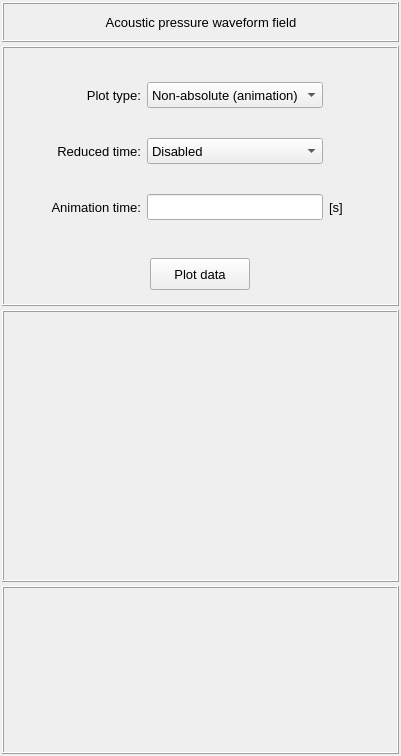
Old version of the form vibra/interface/data/ui_files/plots/acoustic/acoustic_pressure_waveform_3d_plot_inputs.ui in the repository MOPT-UFSC/VIBRA.
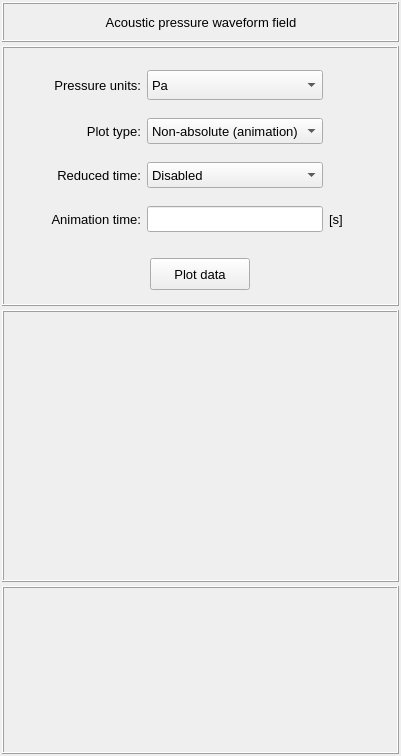
New version of the form.

Commit message: Add controls for pressure units and rename some PlotSetup classes

The edit to the form file:
```diff
--- a/vibra/interface/data/ui_files/plots/acoustic/acoustic_pressure_waveform_3d_plot_inputs.ui
+++ b/vibra/interface/data/ui_files/plots/acoustic/acoustic_pressure_waveform_3d_plot_inputs.ui
@@ -174,7 +174,98 @@
              <property name="bottomMargin">
               <number>0</number>
              </property>
-             <item row="0" column="3">
+             <item row="3" column="4">
+              <widget class="QLabel" name="label_animation_time_unit">
+               <property name="minimumSize">
+                <size>
+                 <width>40</width>
+                 <height>0</height>
+                </size>
+               </property>
+               <property name="maximumSize">
+                <size>
+                 <width>40</width>
+                 <height>16777215</height>
+                </size>
+               </property>
+               <property name="font">
+                <font>
+                 <pointsize>10</pointsize>
+                </font>
+               </property>
+               <property name="text">
+                <string>[s]</string>
+               </property>
+              </widget>
+             </item>
+             <item row="3" column="0">
+              <spacer name="horizontalSpacer_14">
+               <property name="orientation">
+                <enum>Qt::Orientation::Horizontal</enum>
+               </property>
+               <property name="sizeHint" stdset="0">
+                <size>
+                 <width>40</width>
+                 <height>20</height>
+                </size>
+               </property>
+              </spacer>
+             </item>
+             <item row="3" column="1">
+              <widget class="QLabel" name="label_animation_time">
+               <property name="minimumSize">
+                <size>
+                 <width>110</width>
+                 <height>26</height>
+                </size>
+               </property>
+               <property name="maximumSize">
+                <size>
+                 <width>110</width>
+                 <height>26</height>
+                </size>
+               </property>
+               <property name="font">
+                <font>
+                 <pointsize>10</pointsize>
+                </font>
+               </property>
+               <property name="text">
+                <string>Animation time:</string>
+               </property>
+               <property name="alignment">
+                <set>Qt::AlignmentFlag::AlignRight|Qt::AlignmentFlag::AlignTrailing|Qt::AlignmentFlag::AlignVCenter</set>
+               </property>
+              </widget>
+             </item>
+             <item row="2" column="1">
+              <widget class="QLabel" name="label_reduced_time">
+               <property name="minimumSize">
+                <size>
+                 <width>110</width>
+                 <height>26</height>
+                </size>
+               </property>
+               <property name="maximumSize">
+                <size>
+                 <width>110</width>
+                 <height>26</height>
+                </size>
+               </property>
+               <property name="font">
+                <font>
+                 <pointsize>10</pointsize>
+                </font>
+               </property>
+               <property name="text">
+                <string>Reduced time:</string>
+               </property>
+               <property name="alignment">
+                <set>Qt::AlignmentFlag::AlignRight|Qt::AlignmentFlag::AlignTrailing|Qt::AlignmentFlag::AlignVCenter</set>
+               </property>
+              </widget>
+             </item>
+             <item row="1" column="3">
               <widget class="QComboBox" name="comboBox_plot_type">
                <property name="minimumSize">
                 <size>
@@ -205,7 +296,7 @@
                </item>
               </widget>
              </item>
-             <item row="1" column="3">
+             <item row="2" column="3">
               <widget class="QComboBox" name="comboBox_reduced_time">
                <property name="minimumSize">
                 <size>
@@ -241,74 +332,7 @@
                </item>
               </widget>
              </item>
-             <item row="2" column="5">
-              <spacer name="horizontalSpacer">
-               <property name="orientation">
-                <enum>Qt::Orientation::Horizontal</enum>
-               </property>
-               <property name="sizeHint" stdset="0">
-                <size>
-                 <width>40</width>
-                 <height>20</height>
-                </size>
-               </property>
-              </spacer>
-             </item>
-             <item row="1" column="1">
-              <widget class="QLabel" name="label_reduced_time">
-               <property name="minimumSize">
-                <size>
-                 <width>110</width>
-                 <height>26</height>
-                </size>
-               </property>
-               <property name="maximumSize">
-                <size>
-                 <width>110</width>
-                 <height>26</height>
-                </size>
-               </property>
-               <property name="font">
-                <font>
-                 <pointsize>10</pointsize>
-                </font>
-               </property>
-               <property name="text">
-                <string>Reduced time:</string>
-               </property>
-               <property name="alignment">
-                <set>Qt::AlignmentFlag::AlignRight|Qt::AlignmentFlag::AlignTrailing|Qt::AlignmentFlag::AlignVCenter</set>
-               </property>
-              </widget>
-             </item>
-             <item row="2" column="1">
-              <widget class="QLabel" name="label_animation_time">
-               <property name="minimumSize">
-                <size>
-                 <width>110</width>
-                 <height>26</height>
-                </size>
-               </property>
-               <property name="maximumSize">
-                <size>
-                 <width>110</width>
-                 <height>26</height>
-                </size>
-               </property>
-               <property name="font">
-                <font>
-                 <pointsize>10</pointsize>
-                </font>
-               </property>
-               <property name="text">
-                <string>Animation time:</string>
-               </property>
-               <property name="alignment">
-                <set>Qt::AlignmentFlag::AlignRight|Qt::AlignmentFlag::AlignTrailing|Qt::AlignmentFlag::AlignVCenter</set>
-               </property>
-              </widget>
-             </item>
-             <item row="2" column="3">
+             <item row="3" column="3">
               <widget class="QLineEdit" name="lineEdit_animation_time">
                <property name="minimumSize">
                 <size>
@@ -329,31 +353,7 @@
                </property>
               </widget>
              </item>
-             <item row="2" column="4">
-              <widget class="QLabel" name="label_animation_time_unit">
-               <property name="minimumSize">
-                <size>
-                 <width>40</width>
-                 <height>0</height>
-                </size>
-               </property>
-               <property name="maximumSize">
-                <size>
-                 <width>40</width>
-                 <height>16777215</height>
-                </size>
-               </property>
-               <property name="font">
-                <font>
-                 <pointsize>10</pointsize>
-                </font>
-               </property>
-               <property name="text">
-                <string>[s]</string>
-               </property>
-              </widget>
-             </item>
-             <item row="0" column="1">
+             <item row="1" column="1">
               <widget class="QLabel" name="label_color_scalling">
                <property name="minimumSize">
                 <size>
@@ -380,8 +380,8 @@
                </property>
               </widget>
              </item>
-             <item row="2" column="0">
-              <spacer name="horizontalSpacer_14">
+             <item row="3" column="5">
+              <spacer name="horizontalSpacer">
                <property name="orientation">
                 <enum>Qt::Orientation::Horizontal</enum>
                </property>
@@ -393,6 +393,106 @@
                </property>
               </spacer>
              </item>
+             <item row="0" column="1">
+              <widget class="QLabel" name="label_linear_2">
+               <property name="minimumSize">
+                <size>
+                 <width>0</width>
+                 <height>30</height>
+                </size>
+               </property>
+               <property name="maximumSize">
+                <size>
+                 <width>16777215</width>
+                 <height>30</height>
+                </size>
+               </property>
+               <property name="font">
+                <font>
+                 <pointsize>10</pointsize>
+                 <bold>false</bold>
+                </font>
+               </property>
+               <property name="text">
+                <string>Pressure units:</string>
+               </property>
+               <property name="alignment">
+                <set>Qt::AlignmentFlag::AlignRight|Qt::AlignmentFlag::AlignTrailing|Qt::AlignmentFlag::AlignVCenter</set>
+               </property>
+              </widget>
+             </item>
+             <item row="0" column="3">
+              <widget class="QComboBox" name="comboBox_pressure_units">
+               <property name="minimumSize">
+                <size>
+                 <width>160</width>
+                 <height>30</height>
+                </size>
+               </property>
+               <property name="maximumSize">
+                <size>
+                 <width>180</width>
+                 <height>30</height>
+                </size>
+               </property>
+               <property name="font">
+                <font>
+                 <pointsize>10</pointsize>
+                </font>
+               </property>
+               <property name="styleSheet">
+                <string notr="true"/>
+               </property>
+               <property name="currentIndex">
+                <number>0</number>
+               </property>
+               <item>
+                <property name="text">
+                 <string>Pa</string>
+                </property>
+               </item>
+               <item>
+                <property name="text">
+                 <string>kPa</string>
+                </property>
+               </item>
+               <item>
+                <property name="text">
+                 <string>MPa</string>
+                </property>
+               </item>
+               <item>
+                <property name="text">
+                 <string>atm</string>
+                </property>
+               </item>
+               <item>
+                <property name="text">
+                 <string>bar</string>
+                </property>
+               </item>
+               <item>
+                <property name="text">
+                 <string>kgf/cm²</string>
+                </property>
+               </item>
+               <item>
+                <property name="text">
+                 <string>ksi</string>
+                </property>
+               </item>
+               <item>
+                <property name="text">
+                 <string>psi</string>
+                </property>
+               </item>
+               <item>
+                <property name="text">
+                 <string>N/m²</string>
+                </property>
+               </item>
+              </widget>
+             </item>
             </layout>
            </widget>
           </item>
```
The commit also changes 17 other files.
